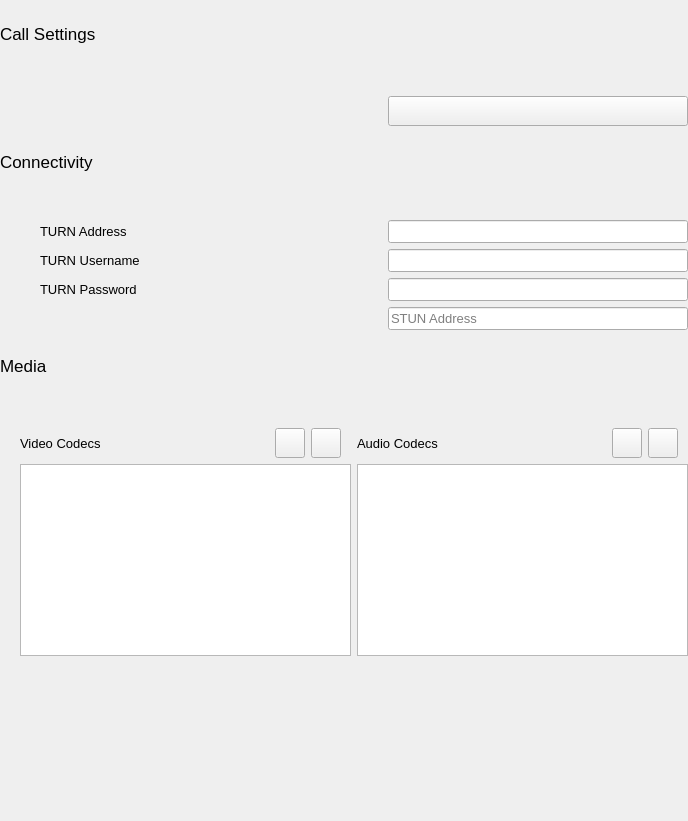
First picture: the form in advancedsipsettingwidget.ui, repository savoirfairelinux/jami-client-windows, before the edit.
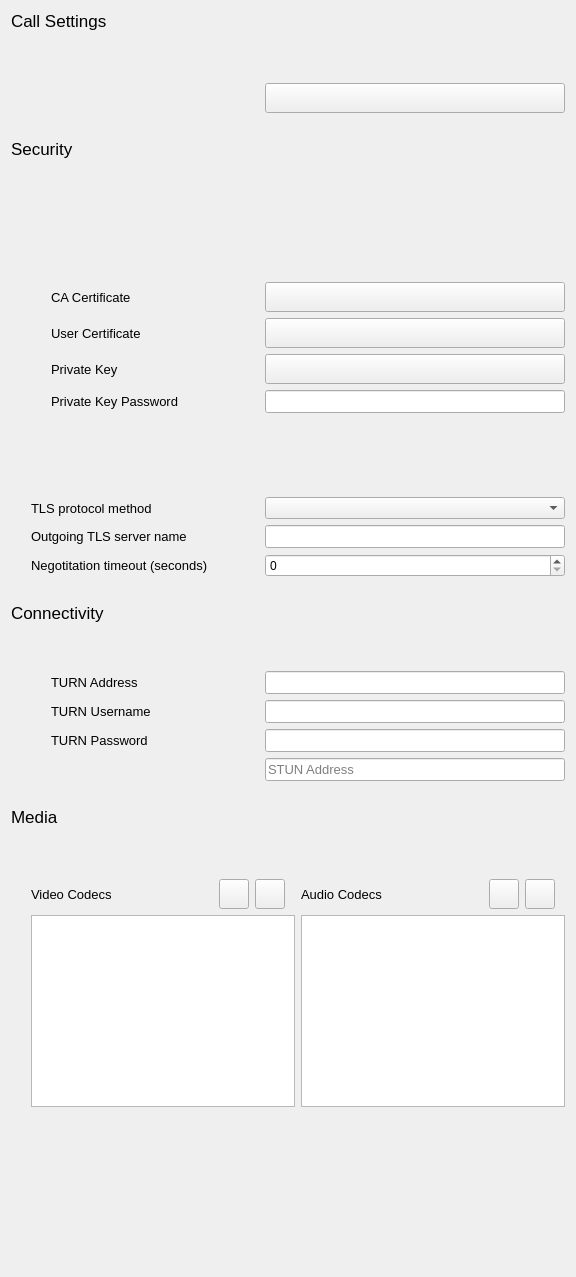
Second picture: the form after the edit. Icons and pictures are not drawn. Custom widgets are drawn as their Qt base class.

Commit message: advancedSIPsetting: add security settings into the SIP advanced setting

What changed in the file:
```diff
--- a/advancedsipsettingwidget.ui
+++ b/advancedsipsettingwidget.ui
@@ -6,42 +6,14 @@
    <rect>
     <x>0</x>
     <y>0</y>
-    <width>688</width>
-    <height>821</height>
+    <width>576</width>
+    <height>1277</height>
    </rect>
   </property>
   <property name="windowTitle">
    <string>Form</string>
   </property>
-  <layout class="QVBoxLayout" name="verticalLayout">
-   <property name="leftMargin">
-    <number>0</number>
-   </property>
-   <property name="topMargin">
-    <number>0</number>
-   </property>
-   <property name="rightMargin">
-    <number>0</number>
-   </property>
-   <property name="bottomMargin">
-    <number>0</number>
-   </property>
-   <item>
-    <spacer name="verticalSpacer">
-     <property name="orientation">
-      <enum>Qt::Vertical</enum>
-     </property>
-     <property name="sizeType">
-      <enum>QSizePolicy::Fixed</enum>
-     </property>
-     <property name="sizeHint" stdset="0">
-      <size>
-       <width>20</width>
-       <height>24</height>
-      </size>
-     </property>
-    </spacer>
-   </item>
+  <layout class="QVBoxLayout" name="verticalLayout_4">
    <item>
     <layout class="QVBoxLayout" name="verticalLayout_2">
      <item>
@@ -159,6 +131,569 @@
      </item>
     </layout>
    </item>
+   <item>
+    <spacer name="verticalSpacer">
+     <property name="orientation">
+      <enum>Qt::Vertical</enum>
+     </property>
+     <property name="sizeType">
+      <enum>QSizePolicy::Fixed</enum>
+     </property>
+     <property name="sizeHint" stdset="0">
+      <size>
+       <width>20</width>
+       <height>20</height>
+      </size>
+     </property>
+    </spacer>
+   </item>
+   <item>
+    <layout class="QVBoxLayout" name="verticalLayout">
+     <item>
+      <widget class="QLabel" name="label_3">
+       <property name="font">
+        <font>
+         <pointsize>13</pointsize>
+        </font>
+       </property>
+       <property name="text">
+        <string>Security</string>
+       </property>
+      </widget>
+     </item>
+     <item>
+      <spacer name="verticalSpacer_8">
+       <property name="orientation">
+        <enum>Qt::Vertical</enum>
+       </property>
+       <property name="sizeType">
+        <enum>QSizePolicy::Fixed</enum>
+       </property>
+       <property name="sizeHint" stdset="0">
+        <size>
+         <width>20</width>
+         <height>13</height>
+        </size>
+       </property>
+      </spacer>
+     </item>
+     <item>
+      <layout class="QVBoxLayout" name="verticalLayout_16">
+       <property name="leftMargin">
+        <number>20</number>
+       </property>
+       <property name="topMargin">
+        <number>0</number>
+       </property>
+       <item>
+        <layout class="QGridLayout" name="gridLayout_3">
+         <property name="leftMargin">
+          <number>0</number>
+         </property>
+         <item row="14" column="0">
+          <widget class="QLabel" name="label_11">
+           <property name="font">
+            <font>
+             <pointsize>10</pointsize>
+            </font>
+           </property>
+           <property name="text">
+            <string>TLS protocol method</string>
+           </property>
+          </widget>
+         </item>
+         <item row="16" column="2">
+          <widget class="QSpinBox" name="negotiationTimeoutSpinBox"/>
+         </item>
+         <item row="12" column="1">
+          <spacer name="horizontalSpacer_14">
+           <property name="orientation">
+            <enum>Qt::Horizontal</enum>
+           </property>
+           <property name="sizeType">
+            <enum>QSizePolicy::MinimumExpanding</enum>
+           </property>
+           <property name="sizeHint" stdset="0">
+            <size>
+             <width>40</width>
+             <height>20</height>
+            </size>
+           </property>
+          </spacer>
+         </item>
+         <item row="0" column="0">
+          <widget class="ToggleSwitch" name="encryptMediaStreamsToggle" native="true">
+           <property name="font">
+            <font>
+             <pointsize>10</pointsize>
+            </font>
+           </property>
+           <property name="text" stdset="0">
+            <string>Encrypt media streams (SRTP)</string>
+           </property>
+          </widget>
+         </item>
+         <item row="6" column="0">
+          <layout class="QHBoxLayout" name="horizontalLayout_22">
+           <item>
+            <spacer name="horizontalSpacer_16">
+             <property name="orientation">
+              <enum>Qt::Horizontal</enum>
+             </property>
+             <property name="sizeType">
+              <enum>QSizePolicy::Fixed</enum>
+             </property>
+             <property name="sizeHint" stdset="0">
+              <size>
+               <width>20</width>
+               <height>20</height>
+              </size>
+             </property>
+            </spacer>
+           </item>
+           <item>
+            <widget class="QLabel" name="label_18">
+             <property name="font">
+              <font>
+               <pointsize>10</pointsize>
+              </font>
+             </property>
+             <property name="text">
+              <string>CA Certificate</string>
+             </property>
+            </widget>
+           </item>
+          </layout>
+         </item>
+         <item row="9" column="0">
+          <layout class="QHBoxLayout" name="horizontalLayout_25">
+           <item>
+            <spacer name="horizontalSpacer_21">
+             <property name="orientation">
+              <enum>Qt::Horizontal</enum>
+             </property>
+             <property name="sizeType">
+              <enum>QSizePolicy::Fixed</enum>
+             </property>
+             <property name="sizeHint" stdset="0">
+              <size>
+               <width>20</width>
+               <height>20</height>
+              </size>
+             </property>
+            </spacer>
+           </item>
+           <item>
+            <widget class="QLabel" name="label_21">
+             <property name="font">
+              <font>
+               <pointsize>10</pointsize>
+              </font>
+             </property>
+             <property name="text">
+              <string>Private Key Password</string>
+             </property>
+            </widget>
+           </item>
+          </layout>
+         </item>
+         <item row="13" column="1">
+          <spacer name="horizontalSpacer_15">
+           <property name="orientation">
+            <enum>Qt::Horizontal</enum>
+           </property>
+           <property name="sizeType">
+            <enum>QSizePolicy::MinimumExpanding</enum>
+           </property>
+           <property name="sizeHint" stdset="0">
+            <size>
+             <width>40</width>
+             <height>20</height>
+            </size>
+           </property>
+          </spacer>
+         </item>
+         <item row="3" column="1">
+          <spacer name="horizontalSpacer_17">
+           <property name="orientation">
+            <enum>Qt::Horizontal</enum>
+           </property>
+           <property name="sizeType">
+            <enum>QSizePolicy::MinimumExpanding</enum>
+           </property>
+           <property name="sizeHint" stdset="0">
+            <size>
+             <width>40</width>
+             <height>20</height>
+            </size>
+           </property>
+          </spacer>
+         </item>
+         <item row="6" column="2">
+          <layout class="QHBoxLayout" name="horizontalLayout_5">
+           <item>
+            <widget class="QPushButton" name="btnSIPCACert">
+             <property name="sizePolicy">
+              <sizepolicy hsizetype="Minimum" vsizetype="Fixed">
+               <horstretch>0</horstretch>
+               <verstretch>0</verstretch>
+              </sizepolicy>
+             </property>
+             <property name="minimumSize">
+              <size>
+               <width>250</width>
+               <height>30</height>
+              </size>
+             </property>
+             <property name="font">
+              <font>
+               <pointsize>10</pointsize>
+              </font>
+             </property>
+             <property name="layoutDirection">
+              <enum>Qt::LeftToRight</enum>
+             </property>
+             <property name="text">
+              <string/>
+             </property>
+             <property name="icon">
+              <iconset>
+               <normaloff>images/icons/round-folder-24px.svg</normaloff>images/icons/round-folder-24px.svg</iconset>
+             </property>
+            </widget>
+           </item>
+          </layout>
+         </item>
+         <item row="14" column="2">
+          <widget class="QComboBox" name="tlsProtocolComboBox"/>
+         </item>
+         <item row="3" column="0">
+          <widget class="ToggleSwitch" name="encryptNegotitationToggle" native="true">
+           <property name="font">
+            <font>
+             <pointsize>10</pointsize>
+            </font>
+           </property>
+           <property name="text" stdset="0">
+            <string>Encrypt negotiation (TLS)</string>
+           </property>
+          </widget>
+         </item>
+         <item row="2" column="1">
+          <spacer name="horizontalSpacer_22">
+           <property name="orientation">
+            <enum>Qt::Horizontal</enum>
+           </property>
+           <property name="sizeType">
+            <enum>QSizePolicy::MinimumExpanding</enum>
+           </property>
+           <property name="sizeHint" stdset="0">
+            <size>
+             <width>40</width>
+             <height>20</height>
+            </size>
+           </property>
+          </spacer>
+         </item>
+         <item row="15" column="0">
+          <widget class="QLabel" name="label_10">
+           <property name="font">
+            <font>
+             <pointsize>10</pointsize>
+            </font>
+           </property>
+           <property name="text">
+            <string>Outgoing TLS server name</string>
+           </property>
+          </widget>
+         </item>
+         <item row="0" column="1">
+          <spacer name="horizontalSpacer_7">
+           <property name="orientation">
+            <enum>Qt::Horizontal</enum>
+           </property>
+           <property name="sizeType">
+            <enum>QSizePolicy::MinimumExpanding</enum>
+           </property>
+           <property name="sizeHint" stdset="0">
+            <size>
+             <width>40</width>
+             <height>20</height>
+            </size>
+           </property>
+          </spacer>
+         </item>
+         <item row="15" column="2">
+          <widget class="QLineEdit" name="outgoingTLSServerNameLineEdit">
+           <property name="font">
+            <font>
+             <pointsize>10</pointsize>
+            </font>
+           </property>
+           <property name="echoMode">
+            <enum>QLineEdit::PasswordEchoOnEdit</enum>
+           </property>
+          </widget>
+         </item>
+         <item row="9" column="2">
+          <widget class="QLineEdit" name="lineEditSIPCertPassword">
+           <property name="sizePolicy">
+            <sizepolicy hsizetype="Fixed" vsizetype="Fixed">
+             <horstretch>0</horstretch>
+             <verstretch>0</verstretch>
+            </sizepolicy>
+           </property>
+           <property name="minimumSize">
+            <size>
+             <width>300</width>
+             <height>0</height>
+            </size>
+           </property>
+           <property name="font">
+            <font>
+             <pointsize>10</pointsize>
+            </font>
+           </property>
+           <property name="echoMode">
+            <enum>QLineEdit::PasswordEchoOnEdit</enum>
+           </property>
+           <property name="placeholderText">
+            <string/>
+           </property>
+          </widget>
+         </item>
+         <item row="7" column="2">
+          <layout class="QHBoxLayout" name="horizontalLayout_6">
+           <item>
+            <widget class="QPushButton" name="btnSIPUserCert">
+             <property name="minimumSize">
+              <size>
+               <width>250</width>
+               <height>30</height>
+              </size>
+             </property>
+             <property name="font">
+              <font>
+               <pointsize>10</pointsize>
+              </font>
+             </property>
+             <property name="layoutDirection">
+              <enum>Qt::LeftToRight</enum>
+             </property>
+             <property name="text">
+              <string/>
+             </property>
+             <property name="icon">
+              <iconset>
+               <normaloff>images/icons/round-folder-24px.svg</normaloff>images/icons/round-folder-24px.svg</iconset>
+             </property>
+            </widget>
+           </item>
+          </layout>
+         </item>
+         <item row="10" column="0">
+          <widget class="ToggleSwitch" name="verifyIncomingCertificatesServerToogle" native="true">
+           <property name="font">
+            <font>
+             <pointsize>10</pointsize>
+            </font>
+           </property>
+           <property name="text" stdset="0">
+            <string>Verify incoming certificates (server side)</string>
+           </property>
+          </widget>
+         </item>
+         <item row="10" column="1">
+          <spacer name="horizontalSpacer_18">
+           <property name="orientation">
+            <enum>Qt::Horizontal</enum>
+           </property>
+           <property name="sizeType">
+            <enum>QSizePolicy::MinimumExpanding</enum>
+           </property>
+           <property name="sizeHint" stdset="0">
+            <size>
+             <width>40</width>
+             <height>20</height>
+            </size>
+           </property>
+          </spacer>
+         </item>
+         <item row="8" column="0">
+          <layout class="QHBoxLayout" name="horizontalLayout_24">
+           <item>
+            <spacer name="horizontalSpacer_20">
+             <property name="orientation">
+              <enum>Qt::Horizontal</enum>
+             </property>
+             <property name="sizeType">
+              <enum>QSizePolicy::Fixed</enum>
+             </property>
+             <property name="sizeHint" stdset="0">
+              <size>
+               <width>20</width>
+               <height>20</height>
+              </size>
+             </property>
+            </spacer>
+           </item>
+           <item>
+            <widget class="QLabel" name="label_20">
+             <property name="font">
+              <font>
+               <pointsize>10</pointsize>
+              </font>
+             </property>
+             <property name="text">
+              <string>Private Key</string>
+             </property>
+            </widget>
+           </item>
+          </layout>
+         </item>
+         <item row="16" column="0">
+          <widget class="QLabel" name="label_12">
+           <property name="font">
+            <font>
+             <pointsize>10</pointsize>
+            </font>
+           </property>
+           <property name="text">
+            <string>Negotitation timeout (seconds)</string>
+           </property>
+          </widget>
+         </item>
+         <item row="8" column="2">
+          <layout class="QHBoxLayout" name="horizontalLayout_7">
+           <item>
+            <widget class="QPushButton" name="btnSIPPrivateKey">
+             <property name="minimumSize">
+              <size>
+               <width>250</width>
+               <height>30</height>
+              </size>
+             </property>
+             <property name="font">
+              <font>
+               <pointsize>10</pointsize>
+              </font>
+             </property>
+             <property name="layoutDirection">
+              <enum>Qt::LeftToRight</enum>
+             </property>
+             <property name="text">
+              <string/>
+             </property>
+             <property name="icon">
+              <iconset>
+               <normaloff>images/icons/round-folder-24px.svg</normaloff>images/icons/round-folder-24px.svg</iconset>
+             </property>
+            </widget>
+           </item>
+          </layout>
+         </item>
+         <item row="12" column="0">
+          <widget class="ToggleSwitch" name="verifyIncomingCertificatesClientToogle" native="true">
+           <property name="font">
+            <font>
+             <pointsize>10</pointsize>
+            </font>
+           </property>
+           <property name="text" stdset="0">
+            <string>Verify incoming certificates (client side)</string>
+           </property>
+          </widget>
+         </item>
+         <item row="7" column="0">
+          <layout class="QHBoxLayout" name="horizontalLayout_23">
+           <item>
+            <spacer name="horizontalSpacer_19">
+             <property name="orientation">
+              <enum>Qt::Horizontal</enum>
+             </property>
+             <property name="sizeType">
+              <enum>QSizePolicy::Fixed</enum>
+             </property>
+             <property name="sizeHint" stdset="0">
+              <size>
+               <width>20</width>
+               <height>20</height>
+              </size>
+             </property>
+            </spacer>
+           </item>
+           <item>
+            <widget class="QLabel" name="label_19">
+             <property name="font">
+              <font>
+               <pointsize>10</pointsize>
+              </font>
+             </property>
+             <property name="text">
+              <string>User Certificate</string>
+             </property>
+            </widget>
+           </item>
+          </layout>
+         </item>
+         <item row="13" column="0">
+          <widget class="ToggleSwitch" name="requireCeritificateForTLSIncomingToggle" native="true">
+           <property name="font">
+            <font>
+             <pointsize>10</pointsize>
+            </font>
+           </property>
+           <property name="text" stdset="0">
+            <string>Require certificate for incoming TLS connection</string>
+           </property>
+          </widget>
+         </item>
+         <item row="2" column="0">
+          <widget class="ToggleSwitch" name="fallbackRTPToggle" native="true">
+           <property name="font">
+            <font>
+             <pointsize>10</pointsize>
+            </font>
+           </property>
+           <property name="text" stdset="0">
+            <string>Fallback on RTP on encryption failture</string>
+           </property>
+          </widget>
+         </item>
+         <item row="1" column="0">
+          <widget class="ToggleSwitch" name="enableSDESToggle" native="true">
+           <property name="font">
+            <font>
+             <pointsize>10</pointsize>
+            </font>
+           </property>
+           <property name="text" stdset="0">
+            <string>Enable SDES (key exchange)</string>
+           </property>
+          </widget>
+         </item>
+         <item row="1" column="1">
+          <spacer name="horizontalSpacer_23">
+           <property name="orientation">
+            <enum>Qt::Horizontal</enum>
+           </property>
+           <property name="sizeType">
+            <enum>QSizePolicy::MinimumExpanding</enum>
+           </property>
+           <property name="sizeHint" stdset="0">
+            <size>
+             <width>40</width>
+             <height>20</height>
+            </size>
+           </property>
+          </spacer>
+         </item>
+        </layout>
+       </item>
+      </layout>
+     </item>
+    </layout>
+   </item>
    <item>
     <spacer name="verticalSpacer_4">
      <property name="orientation">
```
The commit also changes 2 other files.
